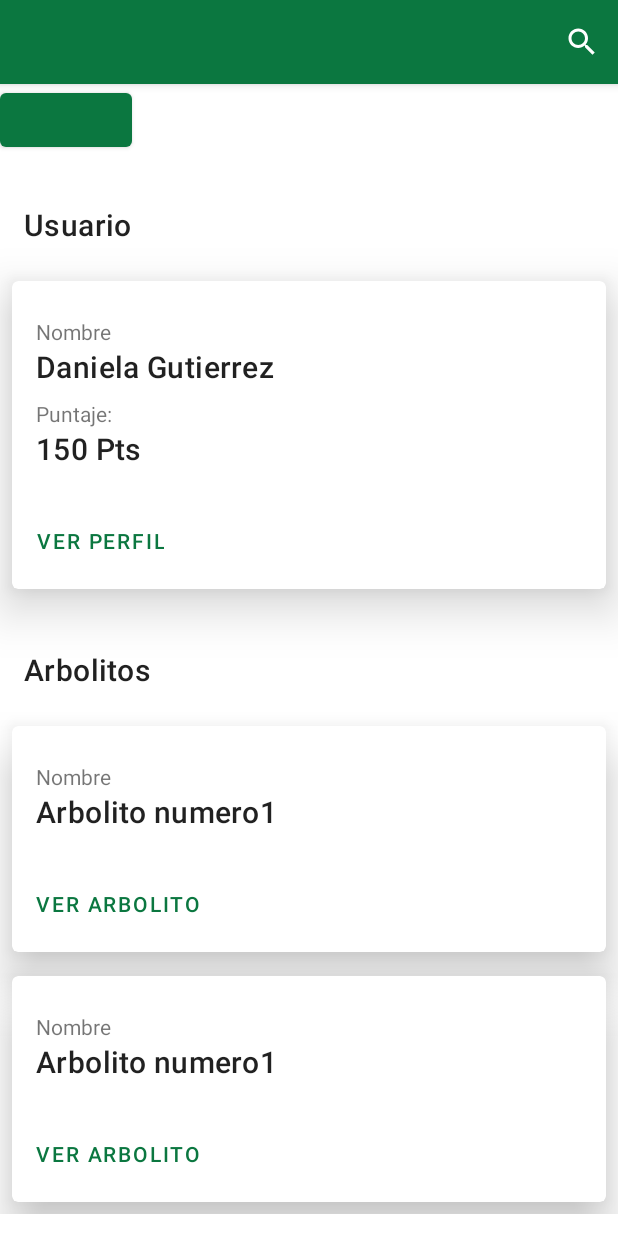
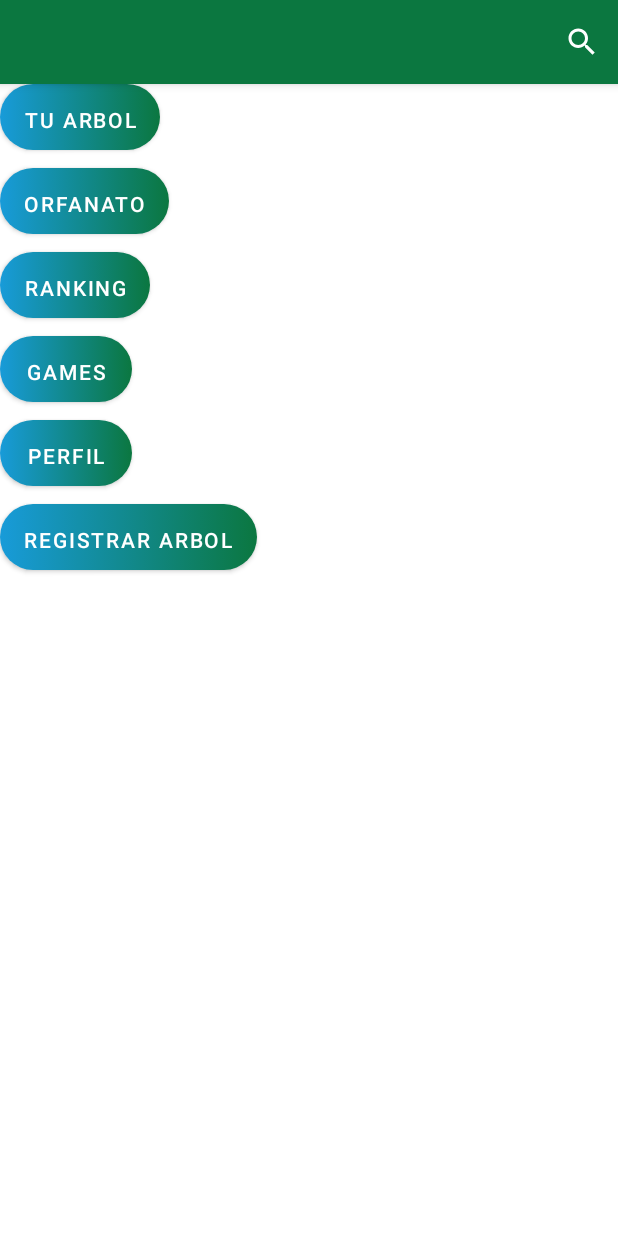
Before and after one commit to JAGSJAGS/YoPlantoUnArbolitoApp, an Android app: the HomeActivity screen opened directly, with no data from a screen before it, on a phone screen of 412 x 824 dp. Run offline under Robolectric (Android 15) with nearby library versions, the phone set to English and light mode, and no system bars; our stand-ins replace Volley; network calls fail; Roboto replaces fonts that are not available here.

Commit message:
esqueleto del home

```diff
--- a/app/src/main/java/app/yo_planto/yoplantounarbolito_app/HomeActivity.java
+++ b/app/src/main/java/app/yo_planto/yoplantounarbolito_app/HomeActivity.java
@@ -4,11 +4,9 @@ import android.content.Context;
 import android.content.Intent;
 import android.content.SharedPreferences;
 import android.util.Log;
-import android.view.Menu;
 import android.view.View;
 import android.widget.Button;
 import android.widget.Toast;
-import android.widget.Toolbar;
 import androidx.appcompat.app.AppCompatActivity;
 import android.os.Bundle;
 import app.yo_planto.yoplantounarbolito_app.java_class.Variables;
@@ -32,7 +30,8 @@ public class HomeActivity extends AppCompatActivity {
     String token;
     String user_id;
 
-    Button button_log_out;
+    //buttons
+    Button button_log_out, button_your_tree, button_orphanage, button_ranking, button_games, button_profile, button_register_tree ;
 
     @Override
     protected void onCreate(Bundle savedInstanceState) {
@@ -43,16 +42,68 @@ public class HomeActivity extends AppCompatActivity {
         user_id = preference.getString("user_id","");
         url  = variables.getUrl();
 
-        button_log_out = findViewById(R.id.button_log_out);
+        //buttons
+        button_your_tree = findViewById(R.id.button_home_your_tree);
+        button_orphanage = findViewById(R.id.button_home_orphanage);
+        button_ranking = findViewById(R.id.button_home_ranking);
+        button_games = findViewById(R.id.button_home_games);
+        button_profile = findViewById(R.id.button_home_profile);
+        button_register_tree = findViewById(R.id.button_home_register_tree);
+        //button_log_out = findViewById(R.id.button_log_out);
 
-        button_log_out.setOnClickListener(new View.OnClickListener() {
+        button_your_tree.setOnClickListener(new View.OnClickListener() {
             @Override
             public void onClick(View view) {
-                logOut(url + "/logout");
+                if( ifHaveTree() ){
+                    Intent seeTree = new Intent(getApplicationContext(), SeeTreeActivity.class);
+                    startActivity(seeTree);
+                }
+                else{
+                    Intent registerTree = new Intent(getApplicationContext(), RegisterTreeActivity.class);
+                    startActivity(registerTree);
+                }
+            }
+        });
+        button_orphanage.setOnClickListener(new View.OnClickListener() {
+            @Override
+            public void onClick(View view) {
+                Intent orphanageTree = new Intent(getApplicationContext(), OrphanageActivity.class);
+                startActivity(orphanageTree);
+            }
+        });
+
+        button_ranking.setOnClickListener(new View.OnClickListener() {
+            @Override
+            public void onClick(View view) {
+                Intent rankingUser = new Intent(getApplicationContext(), RankingActivity.class);
+                startActivity(rankingUser);
+            }
+        });
+        button_games.setOnClickListener(new View.OnClickListener() {
+            @Override
+            public void onClick(View view) {
+                Intent gamesTree = new Intent(getApplicationContext(), GamesActivity.class);
+                startActivity(gamesTree);
+            }
+        });
+        button_profile.setOnClickListener(new View.OnClickListener() {
+            @Override
+            public void onClick(View view) {
+                Intent profileUser = new Intent(getApplicationContext(), UserProfileActivity.class);
+                startActivity(profileUser);
+            }
+        });
+        button_register_tree.setOnClickListener(new View.OnClickListener() {
+            @Override
+            public void onClick(View view) {
+                Intent registerTree = new Intent(getApplicationContext(), RegisterTreeActivity.class);
+                startActivity(registerTree);
             }
         });
     }
 
+
+    //cerrar sesion
     private void logOut(String url){
         request = Volley.newRequestQueue(this);
 
@@ -89,7 +140,6 @@ public class HomeActivity extends AppCompatActivity {
         };
         request.add(JOR);
     }
-
     private void deletePreferences(){
         SharedPreferences preferences= getSharedPreferences("preferenceLogin", Context.MODE_PRIVATE);
         SharedPreferences.Editor editor = preferences.edit();
@@ -97,8 +147,9 @@ public class HomeActivity extends AppCompatActivity {
         editor.commit();
     }
 
-    public void OnclickLogOut(){
-            logOut(url + "/logout");
+    //si tiene un arbol registrado
+    private boolean ifHaveTree(){
+        return true;
     }
 
 }
--- a/app/src/main/res/layout/activity_home.xml
+++ b/app/src/main/res/layout/activity_home.xml
@@ -32,6 +32,56 @@ android:layout_height="wrap_content">
                         android:layout_height="wrap_content"
                         android:orientation="vertical">
                         <com.google.android.material.button.MaterialButton
+                                android:text="Tu arbol"
+                                android:layout_width="wrap_content"
+                                android:layout_height="wrap_content" android:id="@+id/button_home_your_tree"
+                                android:layout_marginBottom="8dp"
+                                app:backgroundTint="@null"
+                                android:background="@drawable/button_1"/>
+                        <com.google.android.material.button.MaterialButton
+                                android:text="Orfanato"
+                                android:layout_width="wrap_content"
+                                android:layout_height="wrap_content" android:id="@+id/button_home_orphanage"
+                                android:layout_marginBottom="8dp"
+                                app:backgroundTint="@null"
+                                android:background="@drawable/button_1"/>
+                        <com.google.android.material.button.MaterialButton
+                                android:text="Ranking"
+                                android:layout_width="wrap_content"
+                                android:layout_height="wrap_content" android:id="@+id/button_home_ranking"
+                                android:layout_marginBottom="8dp"
+                                app:backgroundTint="@null"
+                                android:background="@drawable/button_1"/>
+                        <com.google.android.material.button.MaterialButton
+                                android:text="games"
+                                android:layout_width="wrap_content"
+                                android:layout_height="wrap_content" android:id="@+id/button_home_games"
+                                android:layout_marginBottom="8dp"
+                                app:backgroundTint="@null"
+                                android:background="@drawable/button_1"/>
+                        <com.google.android.material.button.MaterialButton
+                                android:text="Perfil"
+                                android:layout_width="wrap_content"
+                                android:layout_height="wrap_content" android:id="@+id/button_home_profile"
+                                android:layout_marginBottom="8dp"
+                                app:backgroundTint="@null"
+                                android:background="@drawable/button_1"/>
+                        <com.google.android.material.button.MaterialButton
+                                android:text="Registrar Arbol"
+                                android:layout_width="wrap_content"
+                                android:layout_height="wrap_content" android:id="@+id/button_home_register_tree"
+                                android:layout_marginBottom="8dp"
+                                app:backgroundTint="@null"
+                                android:background="@drawable/button_1"/>
+
+                </LinearLayout>
+
+
+                <!--<LinearLayout
+                        android:layout_width="match_parent"
+                        android:layout_height="wrap_content"
+                        android:orientation="vertical">
+                        <com.google.android.material.button.MaterialButton
                                 android:layout_width="wrap_content"
                                 android:layout_height="wrap_content" android:id="@+id/button_log_out"
                                 android:textColor="#FFFFFF"/>
@@ -43,71 +93,6 @@ android:layout_height="wrap_content">
                                 android:textAppearance="?attr/textAppearanceHeadline6"
                                 android:layout_marginTop="32dp" android:layout_marginBottom="16dp"
                                 android:layout_marginLeft="16dp" android:layout_marginRight="16dp"/>
-                        <com.google.android.material.card.MaterialCardView
-                                android:id="@+id/card_tree"
-                                android:layout_width="match_parent"
-                                android:layout_height="wrap_content"
-                                android:layout_margin="8dp" app:cardElevation="20dp">
-
-                                <LinearLayout
-                                        android:layout_width="match_parent"
-                                        android:layout_height="wrap_content"
-                                        android:orientation="vertical">
-
-                                        <!-- Media -->
-
-                                        <LinearLayout
-                                                android:layout_width="match_parent"
-                                                android:layout_height="wrap_content"
-                                                android:orientation="vertical"
-                                                android:padding="16dp">
-
-                                                <!-- Title, secondary and supporting text -->
-                                                <TextView
-                                                        android:layout_width="wrap_content"
-                                                        android:layout_height="wrap_content"
-                                                        android:layout_marginTop="8dp"
-                                                        android:text="Nombre"
-                                                />
-                                                <TextView
-                                                        android:layout_width="wrap_content"
-                                                        android:layout_height="wrap_content"
-                                                        android:text="Daniela Gutierrez"
-                                                        android:textAppearance="?attr/textAppearanceHeadline6"
-                                                />
-                                                <TextView
-                                                        android:layout_width="wrap_content"
-                                                        android:layout_height="wrap_content"
-                                                        android:layout_marginTop="8dp"
-                                                        android:text="Puntaje:"
-                                                />
-                                                <TextView
-                                                        android:layout_width="wrap_content"
-                                                        android:layout_height="wrap_content"
-                                                        android:text="150 Pts"
-                                                        android:textAppearance="?attr/textAppearanceHeadline6"
-                                                />
-
-                                        </LinearLayout>
-
-                                        <!-- Buttons -->
-                                        <LinearLayout
-                                                android:layout_width="wrap_content"
-                                                android:layout_height="wrap_content"
-                                                android:layout_margin="8dp"
-                                                android:orientation="horizontal">
-                                                <com.google.android.material.button.MaterialButton
-                                                        android:layout_width="wrap_content"
-                                                        android:layout_height="wrap_content"
-                                                        android:layout_marginEnd="8dp"
-                                                        android:text="Ver Perfil"
-                                                        style="?attr/borderlessButtonStyle"
-                                                />
-                                        </LinearLayout>
-
-                                </LinearLayout>
-
-                        </com.google.android.material.card.MaterialCardView>
 
                         <TextView
                                 android:layout_width="wrap_content"
@@ -137,7 +122,7 @@ android:layout_height="wrap_content">
                                                         android:orientation="vertical"
                                                         android:padding="16dp">
 
-                                                        <!-- Title, secondary and supporting text -->
+                                                        &lt;!&ndash; Title, secondary and supporting text &ndash;&gt;
                                                         <TextView
                                                                 android:layout_width="wrap_content"
                                                                 android:layout_height="wrap_content"
@@ -154,10 +139,10 @@ android:layout_height="wrap_content">
                                                 </LinearLayout>
                                         </LinearLayout>
 
-                                        <!-- Media -->
+                                        &lt;!&ndash; Media &ndash;&gt;
 
 
-                                        <!-- Buttons -->
+                                        &lt;!&ndash; Buttons &ndash;&gt;
                                         <LinearLayout
                                                 android:layout_width="wrap_content"
                                                 android:layout_height="wrap_content"
@@ -196,7 +181,7 @@ android:layout_height="wrap_content">
                                                         android:orientation="vertical"
                                                         android:padding="16dp">
 
-                                                        <!-- Title, secondary and supporting text -->
+                                                        &lt;!&ndash; Title, secondary and supporting text &ndash;&gt;
                                                         <TextView
                                                                 android:layout_width="wrap_content"
                                                                 android:layout_height="wrap_content"
@@ -213,10 +198,10 @@ android:layout_height="wrap_content">
                                                 </LinearLayout>
                                         </LinearLayout>
 
-                                        <!-- Media -->
+                                        &lt;!&ndash; Media &ndash;&gt;
 
 
-                                        <!-- Buttons -->
+                                        &lt;!&ndash; Buttons &ndash;&gt;
                                         <LinearLayout
                                                 android:layout_width="wrap_content"
                                                 android:layout_height="wrap_content"
@@ -234,7 +219,7 @@ android:layout_height="wrap_content">
                                 </LinearLayout>
 
                         </com.google.android.material.card.MaterialCardView>
-                </LinearLayout>
+                </LinearLayout>-->
 
         </androidx.core.widget.NestedScrollView>
 
```
Also changed, not shown: app/src/main/AndroidManifest.xml (+12 -0 lines), app/src/main/java/app/yo_planto/yoplantounarbolito_app/GamesActivity.java (added, +14 -0 lines), app/src/main/java/app/yo_planto/yoplantounarbolito_app/OrphanageActivity.java (added, +14 -0 lines), app/src/main/java/app/yo_planto/yoplantounarbolito_app/RankingActivity.java (added, +14 -0 lines), app/src/main/java/app/yo_planto/yoplantounarbolito_app/UserProfileActivity.java (added, +14 -0 lines), app/src/main/res/layout/activity_games.xml (added, +10 -0 lines), app/src/main/res/layout/activity_orphanage.xml (added, +10 -0 lines), app/src/main/res/layout/activity_profile.xml (added, +10 -0 lines), app/src/main/res/layout/activity_ranking.xml (added, +10 -0 lines).
